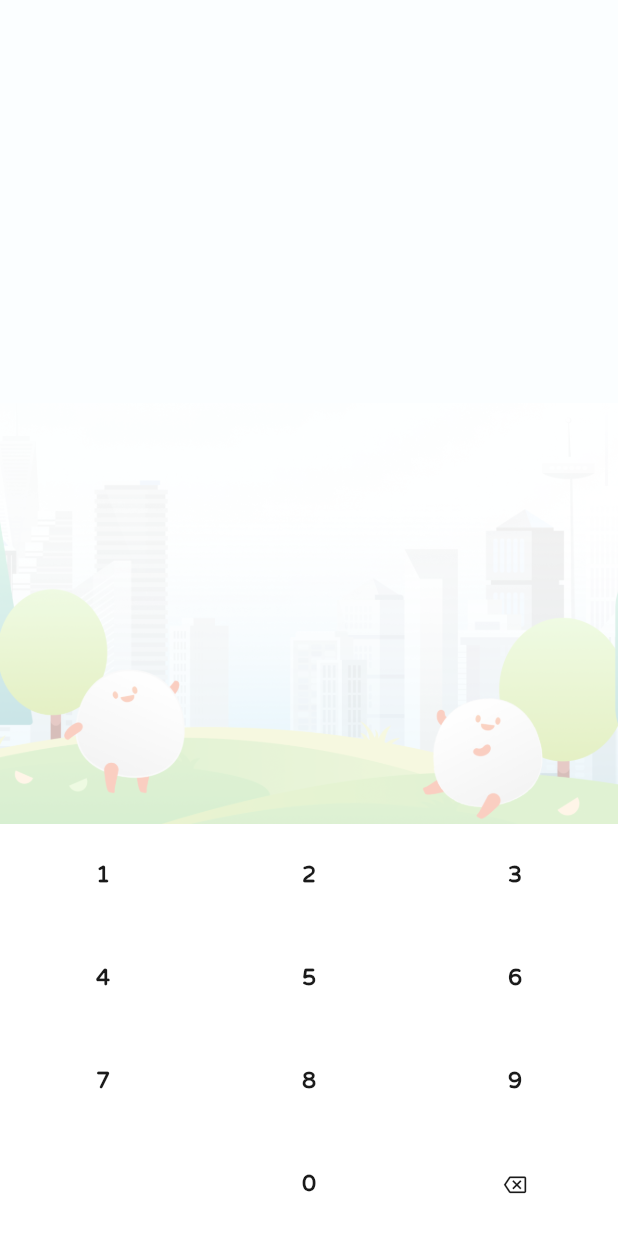
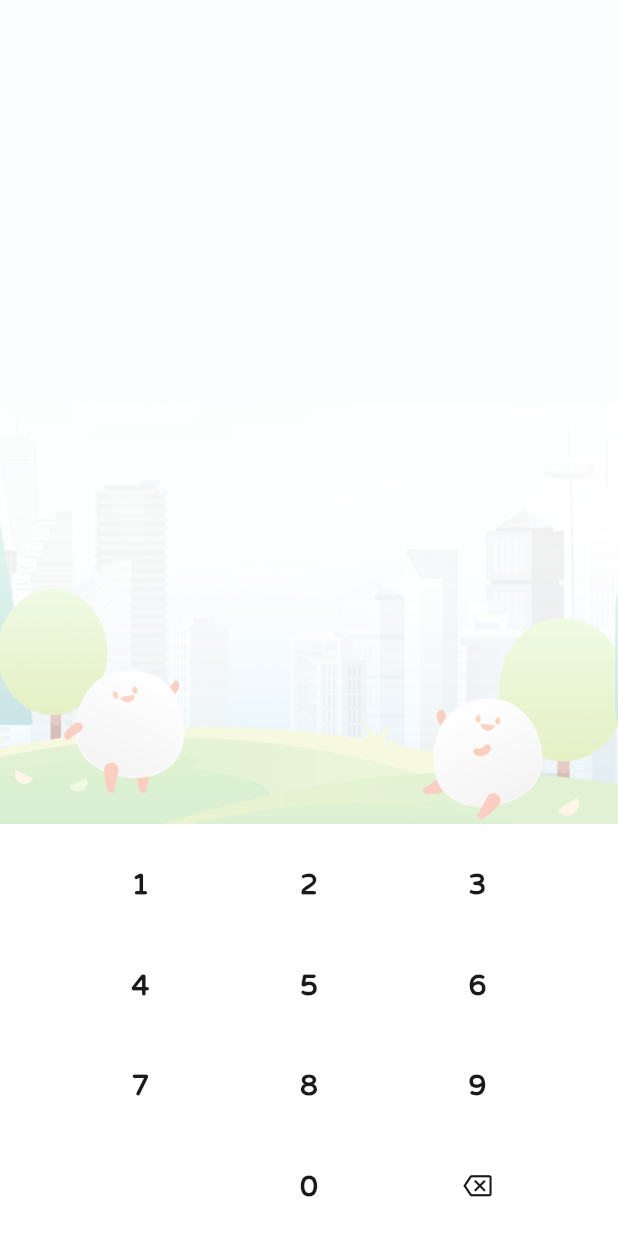
Before and after one commit to YogurtRamune/gofive_preintern_app_assignment, a Flutter app: the screen it shows after launch, on a phone screen of 412 x 824 dp. Run offline on Flutter 3.47's test engine with Material 3 defaults, Android fonts, the phone set to English and light mode, and no system bars.

Commit message:
Refactor PinPage keypad layout to vertical columns and update AppTextStyles with a dedicated pinText style.

```diff
--- a/lib/pages/pin_page.dart
+++ b/lib/pages/pin_page.dart
@@ -19,44 +19,84 @@ class PinPage extends StatelessWidget {
                   height: constrain.maxHeight / 3,
                   child: ColoredBox(
                     color: Theme.of(context).colorScheme.surface,
-                    child: Column(
+                    child: Row(
                       children: [
+                        Flexible(flex: 1, child: SizedBox.expand()),
                         Flexible(
-                          child: Row(
+                          flex: 3,
+                          child: Column(
                             children: [
-                              Flexible(child: _Button(child: Text('1'),)),
-                              Flexible(child: _Button(child: Text('2'),)),
-                              Flexible(child: _Button(child: Text('3'))),
+                              Flexible(flex: 1, child: SizedBox.expand()),
+                              Flexible(
+                                flex: 10,
+                                child: _Button(child: Text('1')),
+                              ),
+                              Flexible(
+                                flex: 10,
+                                child: _Button(child: Text('4')),
+                              ),
+                              Flexible(
+                                flex: 10,
+                                child: _Button(child: Text('7')),
+                              ),
+                              Flexible(
+                                flex: 10,
+                                child: _Button(child: SizedBox.shrink()),
+                              ),
                             ],
                           ),
                         ),
                         Flexible(
-                          child: Row(
+                          flex: 3,
+                          child: Column(
                             children: [
-                              Flexible(child: _Button(child: Text('4'))),
-                              Flexible(child: _Button(child: Text('5'))),
-                              Flexible(child: _Button(child: Text('6'))),
+                              Flexible(flex: 1, child: SizedBox.expand()),
+                              Flexible(
+                                flex: 10,
+                                child: _Button(child: Text('2')),
+                              ),
+                              Flexible(
+                                flex: 10,
+                                child: _Button(child: Text('5')),
+                              ),
+                              Flexible(
+                                flex: 10,
+                                child: _Button(child: Text('8')),
+                              ),
+                              Flexible(
+                                flex: 10,
+                                child: _Button(child: Text('0')),
+                              ),
                             ],
                           ),
                         ),
                         Flexible(
-                          child: Row(
+                          flex: 3,
+                          child: Column(
                             children: [
-                              Flexible(child: _Button(child: Text('7'))),
-                              Flexible(child: _Button(child: Text('8'))),
-                              Flexible(child: _Button(child: Text('9'))),
+                              Flexible(flex: 1, child: SizedBox.expand()),
+                              Flexible(
+                                flex: 10,
+                                child: _Button(child: Text('3')),
+                              ),
+                              Flexible(
+                                flex: 10,
+                                child: _Button(child: Text('6')),
+                              ),
+                              Flexible(
+                                flex: 10,
+                                child: _Button(child: Text('9')),
+                              ),
+                              Flexible(
+                                flex: 10,
+                                child: _Button(
+                                  child: Icon(Icons.backspace_outlined),
+                                ),
+                              ),
                             ],
                           ),
                         ),
-                        Flexible(
-                          child: Row(
-                            children: [
-                              Flexible(child: _Button(child: SizedBox.shrink(),)),
-                              Flexible(child: _Button(child: Text('0'))),
-                              Flexible(child: _Button(child: Icon(Icons.backspace_outlined))),
-                            ],
-                          ),
-                        ),
+                        Flexible(flex: 1, child: SizedBox.expand()),
                       ],
                     ),
                   ),
@@ -74,13 +114,14 @@ class _Button extends StatelessWidget {
   final Widget? child;
   final void Function()? onTap;
   final TextStyle? _textStyle;
-  const _Button({super.key, this.child, TextStyle? textStyle, this.onTap}): _textStyle = textStyle;
+  const _Button({super.key, this.child, TextStyle? textStyle, this.onTap})
+    : _textStyle = textStyle;
 
   @override
   Widget build(BuildContext context) {
-
     if (child == null) return const Placeholder();
-    final TextStyle textStyle = _textStyle ?? Theme.of(context).extension<AppTextStyles>()!.sectionHeader;
+    final TextStyle textStyle =
+        _textStyle ?? Theme.of(context).extension<AppTextStyles>()!.pinText;
 
     return InkWell(
       onTap: onTap,
--- a/lib/shared/data/app_theme.dart
+++ b/lib/shared/data/app_theme.dart
@@ -23,12 +23,11 @@ abstract final class AppTheme {
 
   // ── Light theme ──────────────────────────────────────────────────────────
   static ThemeData get light => ThemeData(
-    fontFamily: font, // ← global fallback for the whole app
+    fontFamily: font,
     extensions: const [AppTextStyles.light],
     badgeTheme: BadgeThemeData(
-      backgroundColor: Color.fromARGB(255, 255, 42, 56)
+      backgroundColor: Color.fromARGB(255, 255, 42, 56),
     ),
-    // Colours
     colorScheme: const ColorScheme.light(
       primary: primary,
       onPrimary: surface,
@@ -37,40 +36,27 @@ abstract final class AppTheme {
       outline: outline,
     ),
 
-    // Text styles
-    // bodyMedium  → body copy (description paragraph)
-    // bodyLarge   → text-field input value
-    // labelLarge  → button labels (ElevatedButton default)
     textTheme: const TextTheme(
       bodyMedium: TextStyle(
         fontFamily: font,
-        fontSize: 13, //15.5,
+        fontSize: 13,
         height: 1.55,
         fontWeight: FontWeight.w400,
         color: onSurface,
       ),
-      bodyLarge: TextStyle(
-        fontFamily: font,
-        fontSize: 13.5, //15,
-        color: onSurface,
-      ),
+      bodyLarge: TextStyle(fontFamily: font, fontSize: 13.5, color: onSurface),
       labelLarge: TextStyle(
         fontFamily: font,
-        fontSize: 14, //16.5,
+        fontSize: 14,
         fontWeight: FontWeight.w500,
         letterSpacing: 0.3,
       ),
     ),
 
-    // Input fields
     inputDecorationTheme: InputDecorationTheme(
       filled: true,
       fillColor: surface,
-      hintStyle: const TextStyle(
-        fontFamily: font,
-        color: hint,
-        fontSize: 13.5 /*15*/,
-      ),
+      hintStyle: const TextStyle(fontFamily: font, color: hint, fontSize: 13.5),
       contentPadding: const EdgeInsets.symmetric(horizontal: 15, vertical: 0),
       enabledBorder: OutlineInputBorder(
         borderRadius: BorderRadius.circular(10),
@@ -82,7 +68,6 @@ abstract final class AppTheme {
       ),
     ),
 
-    // Buttons
     elevatedButtonTheme: ElevatedButtonThemeData(
       style: ElevatedButton.styleFrom(
         backgroundColor: primary,
@@ -92,8 +77,8 @@ abstract final class AppTheme {
         textStyle: const TextStyle(
           fontFamily: font,
           fontSize: 14,
-          fontWeight: .w800,
-        ), // ← button label
+          fontWeight: FontWeight.w800,
+        ),
         shape: RoundedRectangleBorder(borderRadius: BorderRadius.circular(10)),
       ),
     ),
@@ -104,8 +89,8 @@ abstract final class AppTheme {
         textStyle: const TextStyle(
           fontFamily: font,
           fontSize: 14,
-          fontWeight: .w800,
-        ), // ← button label
+          fontWeight: FontWeight.w800,
+        ),
       ),
     ),
   );
@@ -120,6 +105,7 @@ class AppTextStyles extends ThemeExtension<AppTextStyles> {
   const AppTextStyles({
     required this.sectionHeader,
     required this.avatarInitial,
+    required this.pinText,
   });
 
   /// Bold label used for list section headers (e.g. "Own Team").
@@ -129,6 +115,8 @@ class AppTextStyles extends ThemeExtension<AppTextStyles> {
   /// Supply [fontSize] via [copyWith] to match the avatar radius:
   ///   `ext.avatarInitial.copyWith(fontSize: 14)`
   final TextStyle avatarInitial;
+
+  final TextStyle pinText;
 
   /// Default instance registered in [AppTheme.light].
   static const light = AppTextStyles(
@@ -143,15 +131,23 @@ class AppTextStyles extends ThemeExtension<AppTextStyles> {
       color: Colors.white,
       fontWeight: FontWeight.w600,
     ),
+    pinText: TextStyle(
+      fontFamily: AppTheme.font,
+      fontSize: 19,
+      fontWeight: FontWeight.w700,
+      color: AppTheme.onSurface,
+    ),
   );
 
   @override
   AppTextStyles copyWith({
     TextStyle? sectionHeader,
     TextStyle? avatarInitial,
+    TextStyle? pinText,
   }) => AppTextStyles(
     sectionHeader: sectionHeader ?? this.sectionHeader,
     avatarInitial: avatarInitial ?? this.avatarInitial,
+    pinText: pinText ?? this.pinText,
   );
 
   @override
@@ -160,6 +156,7 @@ class AppTextStyles extends ThemeExtension<AppTextStyles> {
     return AppTextStyles(
       sectionHeader: TextStyle.lerp(sectionHeader, other.sectionHeader, t)!,
       avatarInitial: TextStyle.lerp(avatarInitial, other.avatarInitial, t)!,
+      pinText: TextStyle.lerp(pinText, other.pinText, t)!,
     );
   }
 }
```
